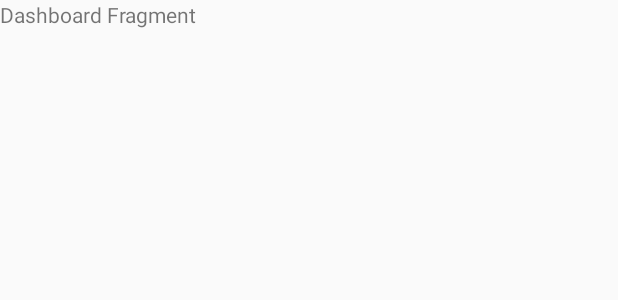
After one commit to Fadhil/FlexcilityAndroid, an Android app: the layout fragment_dashboard.xml on its own in the app's theme, with its tools: preview values and no code run, on a phone screen of 412 x 824 dp. The commit adds this screen. Shown: the top 300 px of the screen. Run offline under Robolectric (Android 15) with nearby library versions, the phone set to English and light mode, and no system bars.

Commit message:
Show Dashboard Fragment

```diff
--- /dev/null
+++ b/app/src/main/res/layout/fragment_dashboard.xml
@@ -0,0 +1,13 @@
+<FrameLayout xmlns:android="http://schemas.android.com/apk/res/android"
+    xmlns:tools="http://schemas.android.com/tools"
+    android:layout_width="match_parent"
+    android:layout_height="match_parent"
+    tools:context="com.jomcode.flexcility.DashboardFragment">
+
+    <!-- TODO: Update blank fragment layout -->
+    <TextView
+        android:layout_width="match_parent"
+        android:layout_height="match_parent"
+        android:text="@string/dashboard_fragment" />
+
+</FrameLayout>
--- a/app/src/main/res/values/strings.xml
+++ b/app/src/main/res/values/strings.xml
@@ -14,7 +14,7 @@
     <string name="verification_code_sent">A verification code has been sent to the number </string>
 
     <!-- TODO: Remove or change this placeholder text -->
-    <string name="hello_blank_fragment">Hello blank fragment</string>
+    <string name="dashboard_fragment">Dashboard Fragment</string>
     <string name="ok">OK</string>
     <string name="hallo_faruq">Hallo Faruq!</string>
     <string name="prompt_email">Email</string>
```
Also changed, not shown: app/src/main/java/com/jomcode/flexcility/DashboardFragment.java (added, +108 -0 lines), app/src/main/java/com/jomcode/flexcility/MainActivity.java (+12 -1 lines), app/src/main/res/layout/content_main.xml (+8 -0 lines).
